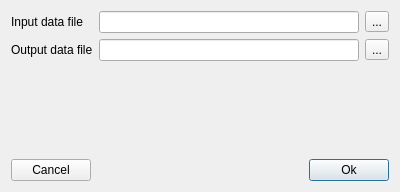
Qt form qtgui/mergedatadialog.ui (frabas/DISPLACE_GUI) before a commit.
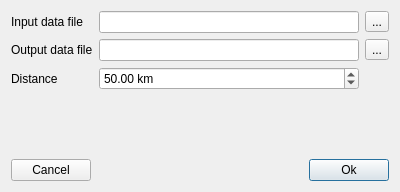
The same form after that commit.

The edit to the form file:
```diff
--- a/qtgui/mergedatadialog.ui
+++ b/qtgui/mergedatadialog.ui
@@ -27,7 +27,7 @@
      </property>
     </widget>
    </item>
-   <item row="3" column="0" colspan="3">
+   <item row="4" column="0" colspan="3">
     <layout class="QHBoxLayout" name="horizontalLayout">
      <item>
       <widget class="QPushButton" name="cancel">
@@ -85,10 +85,7 @@
      </property>
     </widget>
    </item>
-   <item row="1" column="1">
-    <widget class="QLineEdit" name="fileOut"/>
-   </item>
-   <item row="2" column="1">
+   <item row="3" column="1">
     <spacer name="verticalSpacer">
      <property name="orientation">
       <enum>Qt::Vertical</enum>
@@ -101,6 +98,35 @@
      </property>
     </spacer>
    </item>
+   <item row="1" column="1">
+    <widget class="QLineEdit" name="fileOut"/>
+   </item>
+   <item row="2" column="0">
+    <widget class="QLabel" name="label_3">
+     <property name="text">
+      <string>Distance</string>
+     </property>
+    </widget>
+   </item>
+   <item row="2" column="1">
+    <widget class="QDoubleSpinBox" name="distance">
+     <property name="suffix">
+      <string> km</string>
+     </property>
+     <property name="minimum">
+      <double>0.500000000000000</double>
+     </property>
+     <property name="maximum">
+      <double>5000.000000000000000</double>
+     </property>
+     <property name="singleStep">
+      <double>10.000000000000000</double>
+     </property>
+     <property name="value">
+      <double>50.000000000000000</double>
+     </property>
+    </widget>
+   </item>
   </layout>
  </widget>
  <resources/>
```
